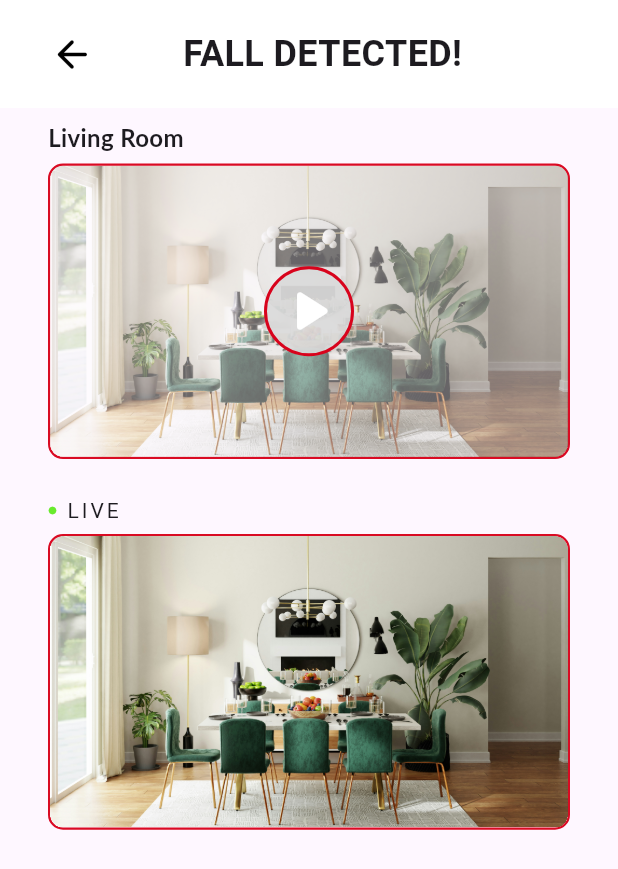
After one commit to Griselda4774/Eldercare-mobile, a Flutter app: the NotiDetailPage screen opened by its route, on a phone screen of 412 x 824 dp. The commit adds this screen. Shown: the top 869 px of the screen. Run offline on Flutter 3.47's test engine with Material 3 defaults, Android fonts, the phone set to English and light mode, and no system bars; our stand-ins replace chewie, flick_video_player, video_player; Roboto replaces fonts that are missing (Lato).

Commit message:
creating noti detail page

```diff
--- a/lib/main.dart
+++ b/lib/main.dart
@@ -1,3 +1,4 @@
+import 'package:eldercare/pages/noti_detail_page.dart';
 import 'package:flutter/material.dart';
 import 'package:eldercare/pages/bottom_bar.dart';
 import 'package:eldercare/pages/notifications_page.dart';
@@ -19,7 +20,8 @@ class MyApp extends StatelessWidget {
         '/devices': (context) => const BottomBarPage(),
         '/notifications': (context) => NotificationsPage(),
         '/settings': (context) => const SettingPage(),
-        '/bottombar': (context) => const BottomBarPage()
+        '/bottombar': (context) => const BottomBarPage(),
+        '/notificationsdetail': (context) => const NotiDetailPage(),
       },
     );
   }
--- a/lib/pages/bottom_bar.dart
+++ b/lib/pages/bottom_bar.dart
@@ -22,7 +22,7 @@ class _BottomBarPageState extends State<BottomBarPage> {
 
   final List _pages = [
     // devices page
-    {'page': DevicesPage(), 'color': const Color(0xFF39A7FF)},
+    {'page': DevicesPage(), 'color': const Color(0xFF9FCBEE)},
     // notifications page
     {'page': NotificationsPage(), 'color': const Color(0xFFD8031C)},
     // settings page
--- /dev/null
+++ b/lib/pages/noti_detail_page.dart
@@ -0,0 +1,206 @@
+import 'package:eldercare/widgets/camera_widget.dart';
+import 'package:eldercare/widgets/touchableopacity.dart';
+import 'package:flutter/material.dart';
+
+class NotiDetailPage extends StatefulWidget {
+  const NotiDetailPage({super.key});
+
+  @override
+  State<NotiDetailPage> createState() => _NotiDetailPageState();
+}
+
+class _NotiDetailPageState extends State<NotiDetailPage> {
+  bool isPlayState = false;
+  @override
+  Widget build(BuildContext context) {
+    return Scaffold(
+      appBar: PreferredSize(
+          preferredSize: const Size.fromHeight(120),
+          child: SafeArea(
+            child: Container(
+              color: Colors.white,
+              child: Padding(
+                padding: const EdgeInsets.only(
+                    left: 24, right: 24, top: 12, bottom: 12),
+                child: Row(
+                  mainAxisAlignment: MainAxisAlignment.spaceBetween,
+                  crossAxisAlignment: CrossAxisAlignment.center,
+                  children: [
+                    IconButton(
+                        onPressed: () {
+                          Navigator.pop(context);
+                        },
+                        icon: const Icon(Icons.arrow_back_rounded),
+                        color: Colors.black,
+                        iconSize: 30),
+                    const Text(
+                      'FALL DETECTED!',
+                      style: TextStyle(
+                          fontSize: 24,
+                          fontFamily: 'Roboto',
+                          fontWeight: FontWeight.bold),
+                    ),
+                    const SizedBox(
+                      width: 30,
+                    )
+                  ],
+                ),
+              ),
+            ),
+          )),
+      body: Column(
+        mainAxisAlignment: MainAxisAlignment.start,
+        crossAxisAlignment: CrossAxisAlignment.start,
+        children: [
+          Expanded(
+              child: SingleChildScrollView(
+            child: Center(
+              child: Column(
+                mainAxisAlignment: MainAxisAlignment.start,
+                crossAxisAlignment: CrossAxisAlignment.start,
+                children: [
+                  Padding(
+                    padding: const EdgeInsets.only(
+                        left: 32, right: 32, top: 8, bottom: 16),
+                    child: Column(
+                      mainAxisAlignment: MainAxisAlignment.center,
+                      crossAxisAlignment: CrossAxisAlignment.start,
+                      children: [
+                        const Row(
+                          mainAxisAlignment: MainAxisAlignment.spaceBetween,
+                          crossAxisAlignment: CrossAxisAlignment.center,
+                          children: [
+                            Text(
+                              'Living Room',
+                              style: TextStyle(
+                                  fontFamily: 'Lato',
+                                  fontSize: 16,
+                                  fontWeight: FontWeight.bold),
+                            ),
+                          ],
+                        ),
+                        const SizedBox(height: 6),
+                        Container(
+                          clipBehavior: Clip.hardEdge,
+                          decoration: BoxDecoration(
+                            borderRadius:
+                                const BorderRadius.all(Radius.circular(10.0)),
+                            border: Border.all(
+                                color:
+                                    const Color(0xFFD8031C).withOpacity(0.97),
+                                width: 1.5),
+                          ),
+                          child: Stack(
+                            alignment: Alignment.center,
+                            children: [
+                              Opacity(
+                                opacity: isPlayState ? 1.0 : 0.6,
+                                child: Container(
+                                    clipBehavior: Clip.hardEdge,
+                                    decoration: const BoxDecoration(
+                                      borderRadius: BorderRadius.all(
+                                          Radius.circular(8.5)),
+                                    ),
+                                    child: Image.asset(
+                                      'assets/images/living_room.jpg',
+                                      fit: BoxFit.cover,
+                                    )),
+                              ),
+                              !isPlayState
+                                  ? TouchableOpacity(
+                                      child: Container(
+                                        width: 60,
+                                        height: 60,
+                                        decoration: BoxDecoration(
+                                            color: const Color(0xFFD9D9D9)
+                                                .withOpacity(0.9),
+                                            borderRadius:
+                                                const BorderRadius.all(
+                                                    Radius.circular(40)),
+                                            border: Border.all(
+                                                color: const Color(0xFFD8031C),
+                                                width: 2)),
+                                        child: const Icon(
+                                            Icons.play_arrow_rounded,
+                                            size: 48,
+                                            color: Colors.white),
+                                      ),
+                                      onTap: () => setState(() {
+                                            isPlayState = true;
+                                          }))
+                                  : const SizedBox()
+                            ],
+                          ),
+                        )
+                      ],
+                    ),
+                  ),
+                  Padding(
+                    padding: const EdgeInsets.only(
+                        left: 32, right: 32, top: 8, bottom: 16),
+                    child: Column(
+                      mainAxisAlignment: MainAxisAlignment.center,
+                      crossAxisAlignment: CrossAxisAlignment.start,
+                      children: [
+                        const Row(
+                          mainAxisAlignment: MainAxisAlignment.spaceBetween,
+                          crossAxisAlignment: CrossAxisAlignment.center,
+                          children: [
+                            Row(
+                              children: [
+                                Icon(
+                                  Icons.circle,
+                                  color: Color(0xFF69EA2D),
+                                  size: 6,
+                                ),
+                                SizedBox(width: 6),
+                                Text(
+                                  'LIVE',
+                                  style: TextStyle(letterSpacing: 2),
+                                )
+                              ],
+                            )
+                          ],
+                        ),
+                        const SizedBox(height: 6),
+                        Container(
+                          clipBehavior: Clip.hardEdge,
+                          decoration: BoxDecoration(
+                            borderRadius:
+                                const BorderRadius.all(Radius.circular(10.0)),
+                            border: Border.all(
+                                color:
+                                    const Color(0xFFD8031C).withOpacity(0.97),
+                                width: 1.5),
+                          ),
+                          child: Stack(
+                            alignment: Alignment.center,
+                            children: [
+                              Opacity(
+                                  opacity: 1,
+                                  child: Container(
+                                    clipBehavior: Clip.hardEdge,
+                                    decoration: const BoxDecoration(
+                                      borderRadius: BorderRadius.all(
+                                          Radius.circular(8.5)),
+                                    ),
+                                    child: Image.asset(
+                                      'assets/images/living_room.jpg',
+                                      fit: BoxFit.cover,
+                                    ),
+                                  )),
+                            ],
+                          ),
+                        )
+                      ],
+                    ),
+                  )
+                ],
+              ),
+            ),
+          ))
+        ],
+      ),
+    );
+  }
+}
--- a/lib/widgets/noti_widget.dart
+++ b/lib/widgets/noti_widget.dart
@@ -16,7 +16,7 @@ class NotiWidget extends StatelessWidget {
   Widget build(BuildContext context) {
     return TouchableOpacity(
       onTap: () {
-        print('Notification tapped');
+        Navigator.pushNamed(context, '/notificationsdetail');
       },
       child: Padding(
         padding: const EdgeInsets.only(left: 32, right: 32, top: 8, bottom: 16),
@@ -36,7 +36,7 @@ class NotiWidget extends StatelessWidget {
                         color: Color(0xFFD8031C),
                         size: 6,
                       ),
-                const SizedBox(width: 12),
+                const SizedBox(width: 24),
                 Image.asset(
                   'assets/images/noti_image.jpg',
                   height: 40,
--- a/pubspec.yaml
+++ b/pubspec.yaml
@@ -35,6 +35,8 @@ dependencies:
   base64: ^1.0.0
   intl: ^0.19.0
   video_player: ^2.8.2
+  flick_video_player: ^0.7.0
+  chewie: ^1.5.0
 
   # The following adds the Cupertino Icons font to your application.
   # Use with the CupertinoIcons class for iOS style icons.
@@ -67,6 +69,7 @@ flutter:
     - assets/images/camera.jpg
     - assets/images/dining_room.jpg
     - assets/images/living_room.jpg
+    - assets/videos/test_video.mp4
 
   # To add assets to your application, add an assets section, like this:
   # assets:
```
Also changed, not shown: lib/pages/devices_page.dart (+8 -7 lines), lib/widgets/camera_widget.dart (+14 -12 lines), lib/widgets/chewie_video_player_widget.dart (added, +54 -0 lines), lib/widgets/video_player.dart (deleted, +0 -84 lines), lib/widgets/video_player_widget.dart (added, +40 -0 lines), pubspec.lock, 4 other files.
